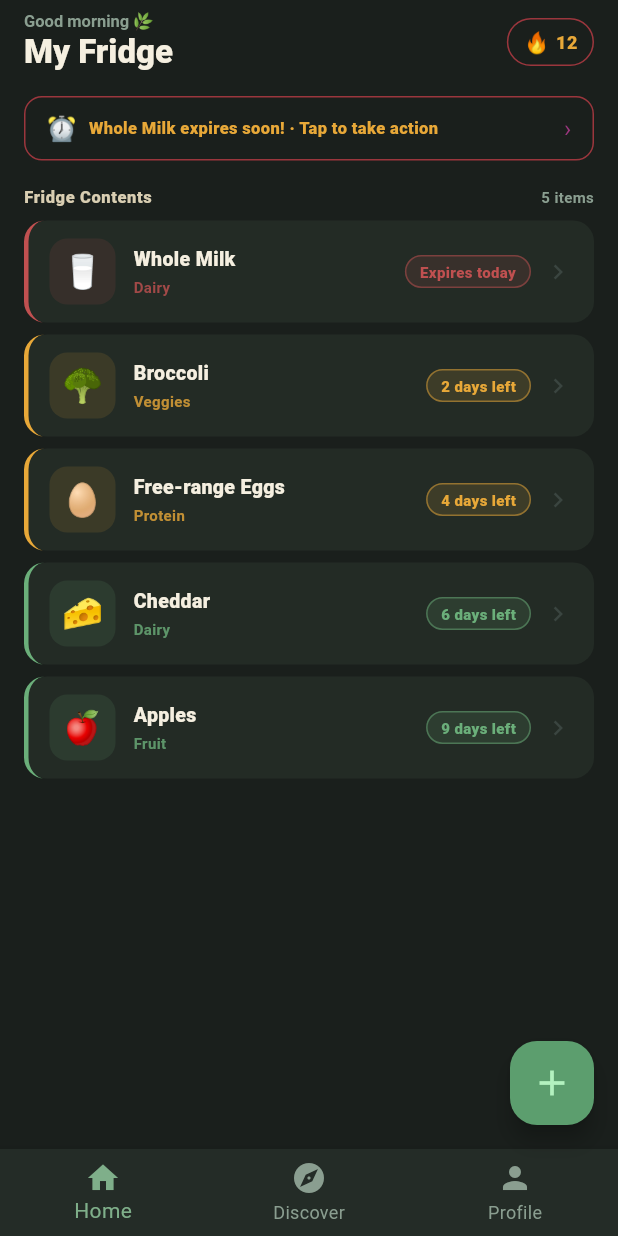
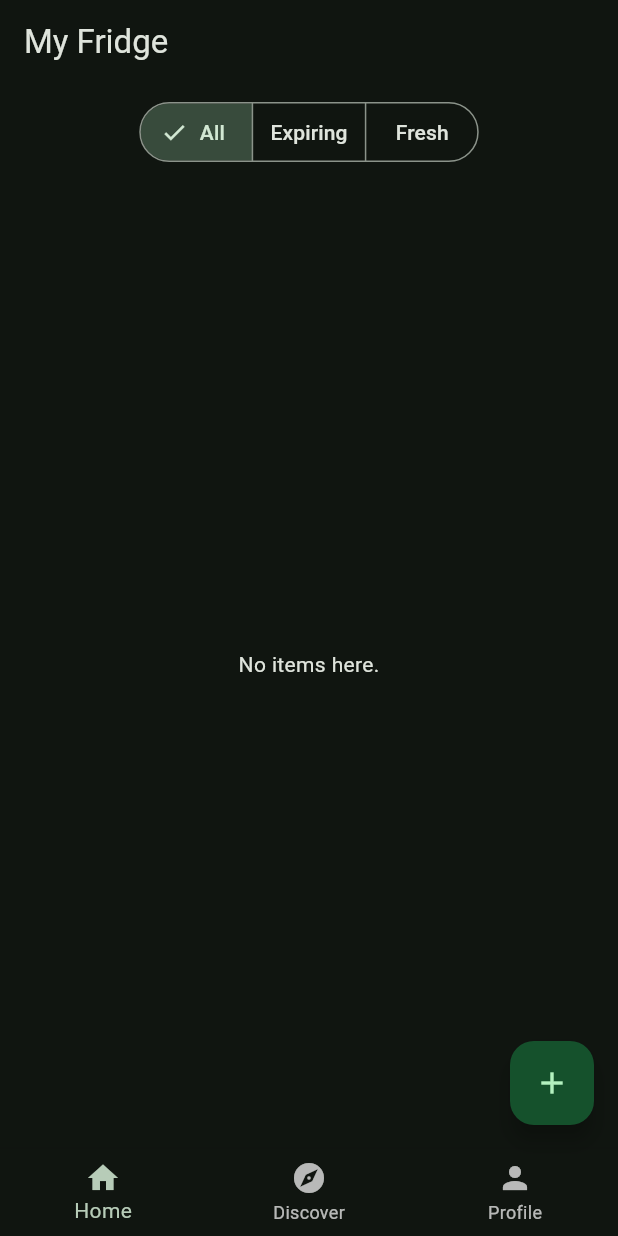
Before and after one commit to Ersom17/LeftOver-Legends, a Flutter app: the FridgeScreen screen opened by its route, on a phone screen of 412 x 824 dp. Run offline on Flutter 3.47's test engine with Material 3 defaults, Android fonts, the phone set to English and light mode, and no system bars; our stand-ins replace flutter_riverpod, go_router, shared_preferences; accounts and stored records are empty; Roboto replaces fonts that are missing (Nunito).

Commit message:
Implement R3 (persistent storage) and R4 (sort/filter)
R3 — Activate LocalItemRepository
- Switch from MockItemRepository to LocalItemRepository
- Items now persist in browser localStorage via shared_preferences
- Data survives page refreshes

R4 — Add sort/filter logic
- Add FilterMode enum (all, expiring, fresh)
- Add filterProvider (StateProvider) for filter state
- Add filteredItemsProvider that derives filtered list from itemsProvider + filterProvider
  - all: all items sorted by expiry date (soonest first)
  - expiring: items with danger or warn status (daysLeft ≤ 4)
  - fresh: items with good status (daysLeft > 4)
- Strip decorative UI from fridge_screen.dart
- Add SegmentedButton for filter switching
- Use filteredItemsProvider instead of itemsProvider in list

Co-Authored-By: Claude Haiku 4.5 <noreply@anthropic.com>

```diff
--- a/leftover_legends/lib/providers/item_provider.dart
+++ b/leftover_legends/lib/providers/item_provider.dart
@@ -6,13 +6,13 @@
 import 'package:flutter_riverpod/flutter_riverpod.dart';
 import '../models/item.dart';
 import '../repositories/item_repository.dart';
-import '../repositories/mock_item_repository.dart';
-// import '../repositories/local_item_repository.dart'; // ← uncomment when ready
+// import '../repositories/mock_item_repository.dart';
+import '../repositories/local_item_repository.dart'; // ← real storage
 
 // The repository provider — swap implementation here
 final repositoryProvider = Provider<ItemRepository>((ref) {
-  return MockItemRepository();
-  // return LocalItemRepository(); // ← switch to this for real storage
+  // return MockItemRepository();
+  return LocalItemRepository(); // ← real localStorage persistence
 });
 
 // The main items state notifier
@@ -45,6 +45,37 @@ class ItemNotifier extends AsyncNotifier<List<FridgeItem>> {
 final itemsProvider =
     AsyncNotifierProvider<ItemNotifier, List<FridgeItem>>(ItemNotifier.new);
 
+// Filter mode enum
+enum FilterMode { all, expiring, fresh }
+
+// Filter state provider
+final filterProvider = StateProvider<FilterMode>((ref) => FilterMode.all);
+
+// Filtered + sorted items provider
+final filteredItemsProvider = Provider<AsyncValue<List<FridgeItem>>>((ref) {
+  final mode = ref.watch(filterProvider);
+  return ref.watch(itemsProvider).whenData((items) {
+    // Sort by expiry date, soonest first
+    final sorted = [...items]
+      ..sort((a, b) => a.expiryDate.compareTo(b.expiryDate));
+
+    switch (mode) {
+      case FilterMode.all:
+        return sorted;
+      case FilterMode.expiring:
+        return sorted
+            .where((i) =>
+                i.status == ExpiryStatus.danger ||
+                i.status == ExpiryStatus.warn)
+            .toList();
+      case FilterMode.fresh:
+        return sorted
+            .where((i) => i.status == ExpiryStatus.good)
+            .toList();
+    }
+  });
+});
+
 // Convenience provider: items filtered by expiry status
 // Usage: ref.watch(expiringItemsProvider) in any screen
 final expiringItemsProvider = Provider<AsyncValue<List<FridgeItem>>>((ref) {
--- a/leftover_legends/lib/screens/fridge_screen.dart
+++ b/leftover_legends/lib/screens/fridge_screen.dart
@@ -1,6 +1,5 @@
 // lib/screens/fridge_screen.dart
-// R3 — Main fridge list. Engineer 1 owns this file.
-// Reads from itemsProvider — works with mock data on day 1.
+// R3/R4 — Main fridge list with filter switching.
 
 import 'package:flutter/material.dart';
 import 'package:flutter_riverpod/flutter_riverpod.dart';
@@ -14,120 +13,49 @@ class FridgeScreen extends ConsumerWidget {
 
   @override
   Widget build(BuildContext context, WidgetRef ref) {
-    final itemsAsync = ref.watch(itemsProvider);
+    final filteredAsync = ref.watch(filteredItemsProvider);
+    final currentFilter = ref.watch(filterProvider);
 
     return Scaffold(
-      backgroundColor: const Color(0xFF1A1F1C),
       appBar: AppBar(
-        backgroundColor: const Color(0xFF1A1F1C),
-        title: const Column(
-          crossAxisAlignment: CrossAxisAlignment.start,
+        title: const Text('My Fridge'),
+      ),
+      body: Column(
         children: [
-            Text(
-              'Good morning 🌿',
-              style: TextStyle(
-                color: Color(0xFF8A9E90),
-                fontSize: 11,
-                fontWeight: FontWeight.w700,
+          // Filter switcher
+          Padding(
+            padding: const EdgeInsets.symmetric(vertical: 8, horizontal: 16),
+            child: SegmentedButton<FilterMode>(
+              segments: const [
+                ButtonSegment(value: FilterMode.all, label: Text('All')),
+                ButtonSegment(
+                    value: FilterMode.expiring, label: Text('Expiring')),
+                ButtonSegment(value: FilterMode.fresh, label: Text('Fresh')),
+              ],
+              selected: {currentFilter},
+              onSelectionChanged: (selected) {
+                ref.read(filterProvider.notifier).state = selected.first;
+              },
             ),
           ),
-            Text(
-              'My Fridge',
-              style: TextStyle(
-                color: Color(0xFFF5EFE0),
-                fontSize: 22,
-                fontWeight: FontWeight.w900,
-              ),
-            ),
-          ],
-        ),
-        actions: [
-          // Streak badge
-          Container(
-            margin: const EdgeInsets.only(right: 16),
-            padding: const EdgeInsets.symmetric(horizontal: 10, vertical: 5),
-            decoration: BoxDecoration(
-              color: const Color(0xFF1A1F1C),
-              border: Border.all(color: const Color(0xFFE8A83840)),
-              borderRadius: BorderRadius.circular(20),
-            ),
-            child: const Row(
+
+          // Item list
+          Expanded(
+            child: filteredAsync.when(
+              loading: () =>
+                  const Center(child: CircularProgressIndicator()),
+              error: (e, _) => Center(child: Text('Error: $e')),
+              data: (items) {
+                if (items.isEmpty) {
+                  return const Center(child: Text('No items here.'));
+                }
+                return ListView(
+                  padding: const EdgeInsets.fromLTRB(16, 4, 16, 80),
                   children: [
-                Text('🔥', style: TextStyle(fontSize: 14)),
-                SizedBox(width: 4),
-                Text(
-                  '12',
-                  style: TextStyle(
-                    color: Color(0xFFE8A838),
-                    fontWeight: FontWeight.w900,
-                    fontSize: 12,
-                  ),
-                ),
-              ],
-            ),
-          ),
-        ],
-      ),
-      body: itemsAsync.when(
-        loading: () => const Center(
-          child: CircularProgressIndicator(color: Color(0xFF5C9E6E)),
-        ),
-        error: (e, _) => Center(
-          child: Text('Error: $e',
-              style: const TextStyle(color: Color(0xFFF5EFE0))),
-        ),
-        data: (items) => items.isEmpty
-            ? _buildEmptyState()
-            : _buildList(context, ref, items),
-      ),
-      floatingActionButton: FloatingActionButton(
-        onPressed: () => context.push('/add'),
-        backgroundColor: const Color(0xFF5C9E6E),
-        shape: RoundedRectangleBorder(
-          borderRadius: BorderRadius.circular(18),
-        ),
-        child: const Icon(Icons.add, size: 28),
-      ),
-      bottomNavigationBar: _buildBottomNav(context),
-    );
-  }
-
-  Widget _buildList(
-      BuildContext context, WidgetRef ref, List<FridgeItem> items) {
-    return ListView(
-      padding: const EdgeInsets.fromLTRB(16, 8, 16, 80),
-      children: [
-        // Expiry alert banner (if any danger items)
-        if (items.any((i) => i.status == ExpiryStatus.danger))
-          _buildAlertBanner(items.firstWhere(
-              (i) => i.status == ExpiryStatus.danger)),
-        const SizedBox(height: 8),
-
-        // Section header
+                    // Item count
                     Padding(
                       padding: const EdgeInsets.symmetric(vertical: 8),
-          child: Row(
-            mainAxisAlignment: MainAxisAlignment.spaceBetween,
-            children: [
-              const Text(
-                'Fridge Contents',
-                style: TextStyle(
-                  color: Color(0xFFD9CEB2),
-                  fontWeight: FontWeight.w800,
-                  fontSize: 11,
-                  letterSpacing: 0.4,
-                ),
-              ),
-              Text(
-                '${items.length} items',
-                style: const TextStyle(
-                  color: Color(0xFF8A9E90),
-                  fontSize: 10,
-                  fontWeight: FontWeight.w700,
-                ),
-              ),
-            ],
-          ),
+                      child: Text('${items.length} item${items.length == 1 ? '' : 's'}'),
                     ),
 
                     // Item cards
@@ -135,74 +63,31 @@ class FridgeScreen extends ConsumerWidget {
                           padding: const EdgeInsets.only(bottom: 8),
                           child: ItemCard(
                             item: item,
-                onDelete: () =>
-                    ref.read(itemsProvider.notifier).deleteItem(item.id),
+                            onDelete: () => ref
+                                .read(itemsProvider.notifier)
+                                .deleteItem(item.id),
                           ),
                         )),
                   ],
                 );
-  }
-
-  Widget _buildAlertBanner(FridgeItem item) {
-    return Container(
-      padding: const EdgeInsets.symmetric(horizontal: 14, vertical: 9),
-      decoration: BoxDecoration(
-        color: const Color(0xFF1A1F1C),
-        border: Border.all(color: const Color(0xFFE8A83840)),
-        borderRadius: BorderRadius.circular(12),
-      ),
-      child: Row(
-        children: [
-          const Text('⏰', style: TextStyle(fontSize: 16)),
-          const SizedBox(width: 8),
-          Expanded(
-            child: Text(
-              '${item.name} expires soon! · Tap to take action',
-              style: const TextStyle(
-                color: Color(0xFFE8A838),
-                fontSize: 11,
-                fontWeight: FontWeight.w800,
+              },
             ),
           ),
+        ],
       ),
-          const Text('›',
-              style: TextStyle(color: Color(0xFFE8A83888), fontSize: 16)),
+      floatingActionButton: FloatingActionButton(
+        onPressed: () => context.push('/add'),
+        child: const Icon(Icons.add),
+      ),
+      bottomNavigationBar: BottomNavigationBar(
+        currentIndex: 0,
+        items: const [
+          BottomNavigationBarItem(icon: Icon(Icons.home), label: 'Home'),
+          BottomNavigationBarItem(
+              icon: Icon(Icons.explore), label: 'Discover'),
+          BottomNavigationBarItem(icon: Icon(Icons.person), label: 'Profile'),
         ],
       ),
     );
   }
-
-  Widget _buildEmptyState() {
-    return const Center(
-      child: Column(
-        mainAxisAlignment: MainAxisAlignment.center,
-        children: [
-          Text('🎉', style: TextStyle(fontSize: 48)),
-          SizedBox(height: 12),
-          Text(
-            'Your fridge is clear!',
-            style: TextStyle(
-              color: Color(0xFF8A9E90),
-              fontSize: 16,
-              fontWeight: FontWeight.w700,
-            ),
-          ),
-        ],
-      ),
-    );
 }
-
-  Widget _buildBottomNav(BuildContext context) {
-    return BottomNavigationBar(
-      backgroundColor: const Color(0xFF242C27),
-      selectedItemColor: const Color(0xFF7FAF8A),
-      unselectedItemColor: const Color(0xFF8A9E90),
-      currentIndex: 0,
-      items: const [
-        BottomNavigationBarItem(icon: Icon(Icons.home), label: 'Home'),
-        BottomNavigationBarItem(icon: Icon(Icons.explore), label: 'Discover'),
-        BottomNavigationBarItem(icon: Icon(Icons.person), label: 'Profile'),
-      ],
-    );
-  }
-}
```
Lines whose indentation alone changed are shown as unchanged.
